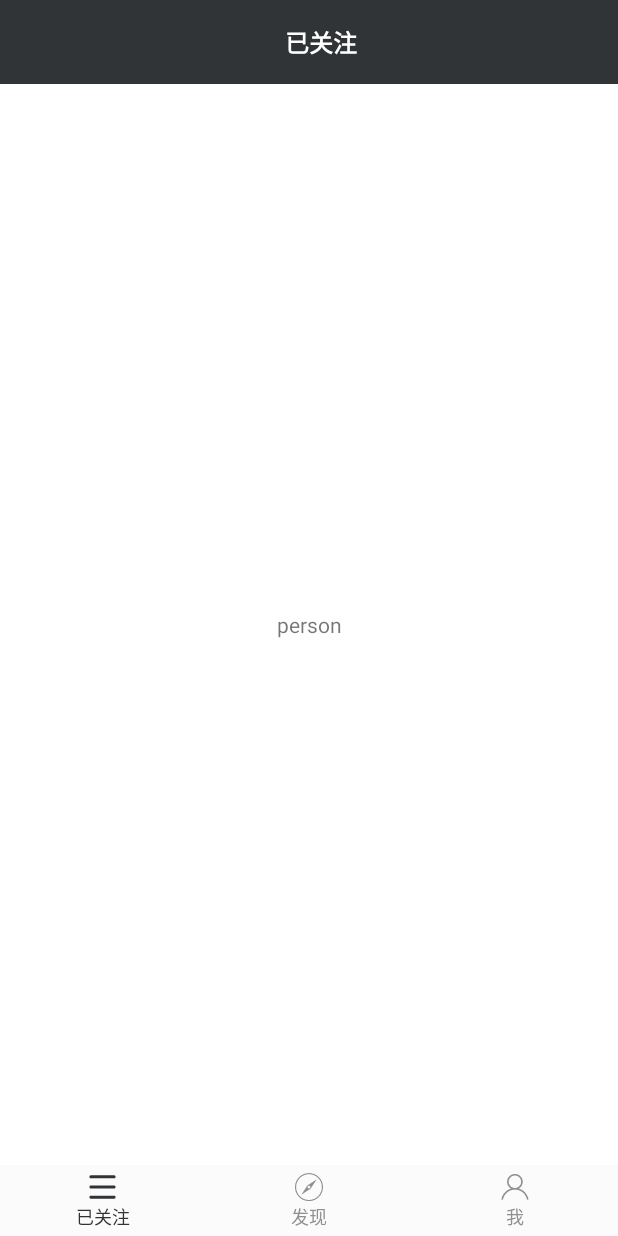
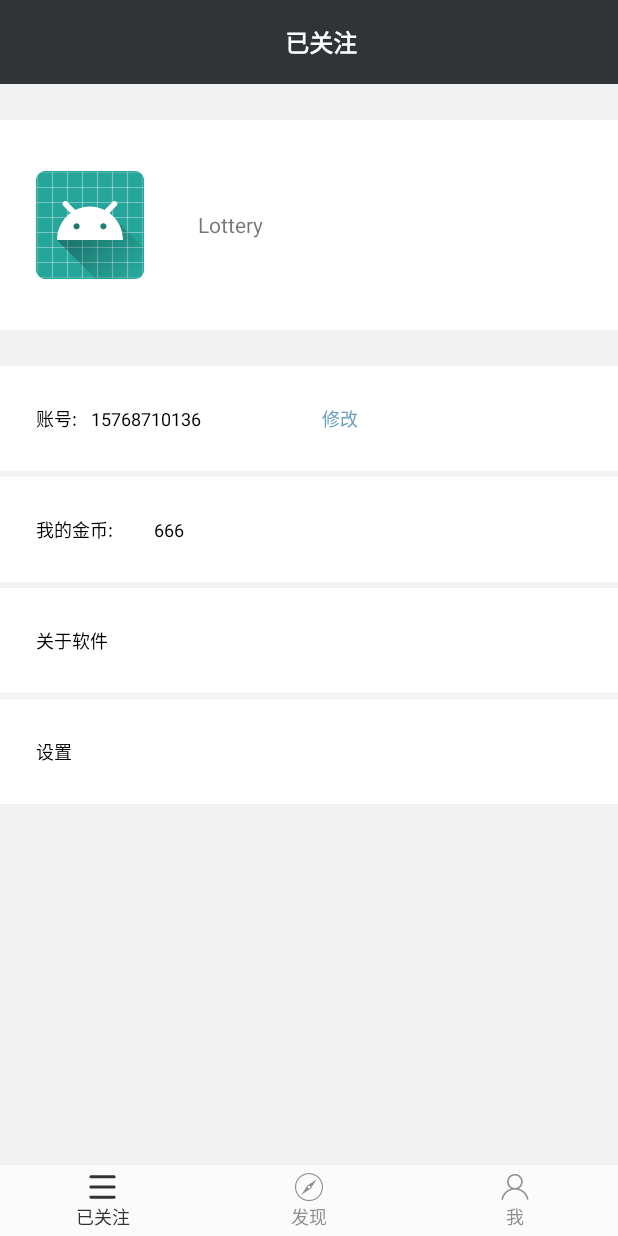
Before and after one commit to swiftieslizheng/Lottery, an Android app: the fragment PersonFragment placed in its activity, on a phone screen of 412 x 824 dp. Run offline under Robolectric (Android 15) with nearby library versions, the phone set to English and light mode, and no system bars; our stand-ins replace CircleImageView.

Commit message:
更新了个人界面

```diff
--- a/app/src/main/AndroidManifest.xml
+++ b/app/src/main/AndroidManifest.xml
@@ -24,6 +24,8 @@
 
         </activity>
         <activity android:name=".view.activity.FollowDetailActivity"></activity>
+        <activity android:name=".view.activity.find.GameLeftActivity"/>
+        <activity android:name=".view.activity.find.GameRightActivity"/>
     </application>
 
 </manifest>
--- a/app/src/main/java/com/lizheng/lottery/view/fragment/PersonFragment.java
+++ b/app/src/main/java/com/lizheng/lottery/view/fragment/person/PersonFragment.java
@@ -1,11 +1,14 @@
-package com.lizheng.lottery.view.fragment;
+package com.lizheng.lottery.view.fragment.person;
 
+import android.os.Bundle;
+import android.support.annotation.Nullable;
 import android.view.Gravity;
 import android.view.LayoutInflater;
 import android.view.View;
 import android.view.ViewGroup;
 import android.widget.TextView;
 
+import com.lizheng.lottery.R;
 import com.lizheng.lottery.base.BaseFragment;
 
 /**
@@ -13,6 +16,14 @@ import com.lizheng.lottery.base.BaseFragment;
  */
 
 public class PersonFragment extends BaseFragment {
+
+    @Nullable
+    @Override
+    public View onCreateView(LayoutInflater inflater, @Nullable ViewGroup container, @Nullable Bundle savedInstanceState) {
+        View view = View.inflate(getContext(), R.layout.fragment_person,null);
+        return view;
+    }
+
     @Override
     public View initView(LayoutInflater inflater, ViewGroup container) {
         TextView textView1 = new TextView(getContext());
@@ -20,4 +31,9 @@ public class PersonFragment extends BaseFragment {
         textView1.setText("person");
         return textView1;
     }
+
+    @Override
+    public void initData() {
+
+    }
 }
--- /dev/null
+++ b/app/src/main/res/layout/fragment_person.xml
@@ -0,0 +1,119 @@
+<?xml version="1.0" encoding="utf-8"?>
+<LinearLayout
+    android:orientation="vertical"
+    android:background="@color/colorBackground"
+    xmlns:android="http://schemas.android.com/apk/res/android"
+    android:layout_width="match_parent"
+    android:layout_height="match_parent">
+
+    <LinearLayout
+        android:orientation="vertical"
+        android:layout_weight="1"
+        android:layout_width="match_parent"
+        android:layout_height="0dp">
+
+        <LinearLayout
+            android:layout_marginTop="@dimen/space_l"
+            android:background="@color/colorWhite"
+            android:layout_weight="2"
+            android:layout_width="match_parent"
+            android:layout_height="0dp">
+            <ImageView
+                android:layout_marginTop="@dimen/space_s"
+                android:layout_marginBottom="@dimen/space_s"
+                android:layout_gravity="center_vertical"
+                android:layout_marginLeft="@dimen/space_l"
+                android:src="@mipmap/ic_launcher"
+                android:scaleType="fitXY"
+                android:layout_width="@dimen/space_xxxl"
+                android:layout_height="@dimen/space_xxxl" />
+
+            <TextView
+                android:layout_marginLeft="@dimen/space_xl"
+                android:gravity="center_vertical"
+                android:text="@string/app_name"
+                android:layout_weight="1"
+                android:layout_width="0dp"
+                android:layout_height="match_parent" />
+        </LinearLayout>
+        <View
+            android:layout_width="match_parent"
+            android:layout_height="@dimen/space_l"/>
+        <LinearLayout
+            android:background="@color/colorWhite"
+            android:layout_weight="1"
+            android:layout_width="match_parent"
+            android:layout_height="0dp">
+            <TextView
+                style="@style/fragment_person_tx"
+                android:layout_weight="0.7"
+                android:layout_height="match_parent"
+                android:layout_width="0dp"
+                android:text="@string/str_person_number"
+                 />
+            <TextView
+                android:paddingLeft="0dp"
+                style="@style/fragment_person_tx"
+                android:layout_weight="1.5"
+                android:layout_height="match_parent"
+                android:layout_width="0dp"
+                android:text="15768710136"
+                />
+            <TextView
+                android:layout_weight="2"
+                style="@style/fragment_person_tx"
+                android:layout_height="match_parent"
+                android:layout_width="wrap_content"
+                android:text="@string/str_person_alter"
+                android:textColor="@color/colorBule"
+                />
+
+        </LinearLayout>
+        <View
+            android:layout_width="match_parent"
+            android:layout_height="@dimen/space_xs"/>
+        <LinearLayout
+            android:background="@color/colorWhite"
+            android:layout_weight="1"
+            android:layout_width="match_parent"
+            android:layout_height="0dp">
+            <TextView
+                style="@style/fragment_person_tx"
+                android:layout_weight="1"
+                android:layout_height="match_parent"
+                android:layout_width="0dp"
+                android:text="@string/str_person_money"
+                />
+            <TextView
+                android:paddingLeft="0dp"
+                style="@style/fragment_person_tx"
+                android:layout_weight="3"
+                android:layout_height="match_parent"
+                android:layout_width="0dp"
+                android:text="666"
+                />
+        </LinearLayout>
+        <View
+            android:layout_width="match_parent"
+            android:layout_height="@dimen/space_xs"/>
+        <TextView
+            android:text="@string/str_person_about_us"
+            style="@style/fragment_person_tx" />
+        <View
+            android:layout_width="match_parent"
+            android:layout_height="@dimen/space_xs"/>
+        <TextView
+            android:text="@string/str_person_install"
+            style="@style/fragment_person_tx"/>
+
+
+    </LinearLayout>
+
+    <RelativeLayout
+        android:layout_weight="0.5"
+        android:layout_width="match_parent"
+        android:layout_height="0dp">
+
+    </RelativeLayout>
+
+</LinearLayout>
--- a/app/src/main/res/values/strings.xml
+++ b/app/src/main/res/values/strings.xml
@@ -32,4 +32,11 @@
     <string name="str_hint_register_code">请输入你的验证码...</string>
     <string name="str_register_goLogin">已有账号，去登陆</string>
     <string name="str_register_go">已有sssssss账号，去登陆</string>
+
+    <!--个人中心-->
+    <string name="str_person_number">账号:</string>
+    <string name="str_person_money">我的金币:</string>
+    <string name="str_person_about_us">关于软件</string>
+    <string name="str_person_install">设置</string>
+    <string name="str_person_alter">修改</string>
 </resources>
--- a/app/src/main/res/values/styles.xml
+++ b/app/src/main/res/values/styles.xml
@@ -81,5 +81,17 @@
         <item name="android:layout_height">@dimen/space_xxl</item>
     </style>
 
+    <!--个人中心-->
+    <style name="fragment_person_tx">
+        <item name="android:gravity">center_vertical</item>
+        <item name="android:background">@color/colorWhite</item>
+        <item name="android:layout_weight">1</item>
+        <item name="android:layout_width">match_parent</item>
+        <item name="android:layout_height">0dp</item>
+        <item name="android:paddingLeft">@dimen/space_l</item>
+        <item name="android:textSize">@dimen/txt_s</item>
+        <item name="android:textColor">@color/colorBlack</item>
+    </style>
+
 
 </resources>
```
Also changed, not shown: app/src/main/java/com/lizheng/lottery/view/activity/MainActivity.java (+2 -6 lines), app/src/main/java/com/lizheng/lottery/view/activity/find/GameLeftActivity.java (added, +36 -0 lines), app/src/main/java/com/lizheng/lottery/view/activity/find/GameRightActivity.java (added, +36 -0 lines), app/src/main/java/com/lizheng/lottery/view/fragment/find/FindFragment.java (renamed from app/src/main/java/com/lizheng/lottery/view/fragment/FindFragment.java, +31 -6 lines), app/src/main/java/com/lizheng/lottery/view/fragment/find/LuckPanLayout.java (renamed from app/src/main/java/com/lizheng/lottery/view/fragment/LuckPanLayout.java, +3 -4 lines), app/src/main/java/com/lizheng/lottery/view/fragment/find/RotatePan.java (renamed from app/src/main/java/com/lizheng/lottery/view/fragment/RotatePan.java, +6 -7 lines), app/src/main/res/layout/activity_left_game.xml (added, +9 -0 lines), app/src/main/res/layout/fragment_find.xml (+8 -6 lines).
